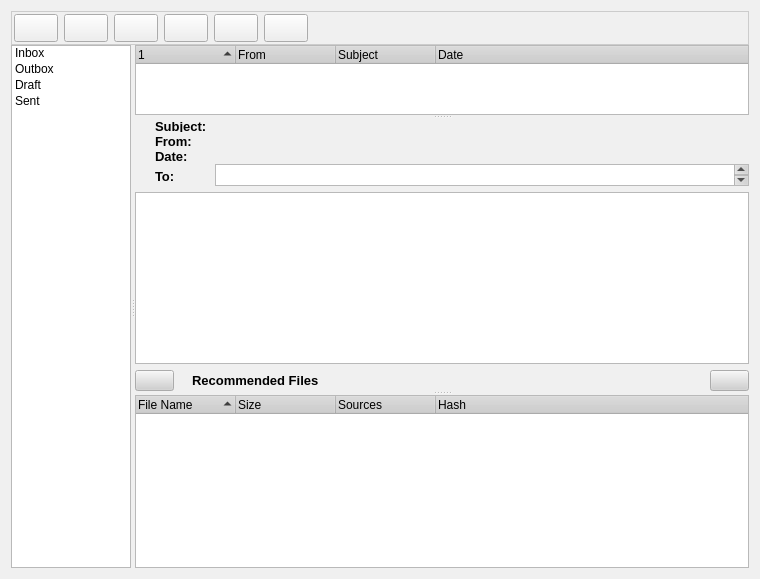
Qt form retroshare-gui/src/gui/MessagesDialog.ui (RetroShare/RetroShare) before a commit.
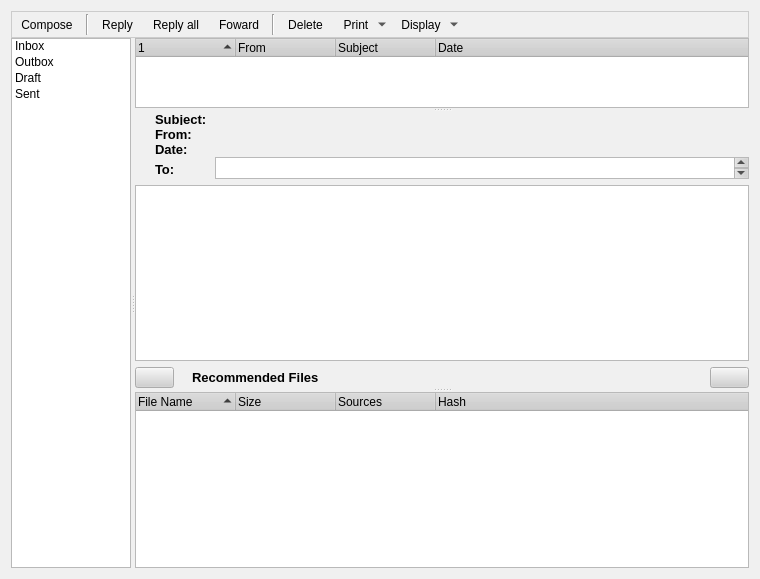
The same form after that commit. Icons and pictures are not drawn.

```diff
--- a/retroshare-gui/src/gui/MessagesDialog.ui
+++ b/retroshare-gui/src/gui/MessagesDialog.ui
@@ -511,6 +511,12 @@
    </property>
    <item row="0" column="0">
     <widget class="QFrame" name="frame">
+     <property name="minimumSize">
+      <size>
+       <width>0</width>
+       <height>0</height>
+      </size>
+     </property>
      <property name="styleSheet">
       <string notr="true">QFrame#frame{ 
 background-color: qlineargradient(x1:0, y1:0, x2:0, y2:1,
@@ -528,55 +534,37 @@
       <property name="margin">
        <number>2</number>
       </property>
-      <item row="0" column="0">
-       <widget class="QPushButton" name="newmessageButton">
-        <property name="minimumSize">
-         <size>
-          <width>44</width>
-          <height>28</height>
-         </size>
+      <item row="0" column="9">
+       <spacer>
+        <property name="orientation">
+         <enum>Qt::Horizontal</enum>
         </property>
-        <property name="maximumSize">
+        <property name="sizeHint" stdset="0">
          <size>
-          <width>28</width>
-          <height>28</height>
+          <width>529</width>
+          <height>20</height>
          </size>
         </property>
-        <property name="toolTip">
-         <string>&lt;html&gt;&lt;head&gt;&lt;meta name=&quot;qrichtext&quot; content=&quot;1&quot; /&gt;&lt;style type=&quot;text/css&quot;&gt;
-p, li { white-space: pre-wrap; }
-&lt;/style&gt;&lt;/head&gt;&lt;body style=&quot; font-family:'Arial'; font-size:8pt; font-weight:400; font-style:normal; text-decoration:none;&quot;&gt;
-&lt;p style=&quot; margin-top:0px; margin-bottom:0px; margin-left:0px; margin-right:0px; -qt-block-indent:0; text-indent:0px;&quot;&gt;New Message&lt;/p&gt;&lt;/body&gt;&lt;/html&gt;</string>
-        </property>
-        <property name="styleSheet">
-         <string notr="true"/>
-        </property>
-        <property name="text">
-         <string/>
-        </property>
-        <property name="iconSize">
-         <size>
-          <width>24</width>
-          <height>24</height>
-         </size>
-        </property>
-        <property name="default">
-         <bool>false</bool>
-        </property>
-       </widget>
+       </spacer>
       </item>
-      <item row="0" column="1">
-       <widget class="QPushButton" name="replymessageButton">
+      <item row="0" column="2">
+       <widget class="QToolButton" name="replymessageButton">
+        <property name="sizePolicy">
+         <sizepolicy hsizetype="Expanding" vsizetype="Expanding">
+          <horstretch>0</horstretch>
+          <verstretch>0</verstretch>
+         </sizepolicy>
+        </property>
         <property name="minimumSize">
          <size>
-          <width>44</width>
-          <height>28</height>
+          <width>0</width>
+          <height>0</height>
          </size>
         </property>
         <property name="maximumSize">
          <size>
-          <width>28</width>
-          <height>28</height>
+          <width>16777</width>
+          <height>16777</height>
          </size>
         </property>
         <property name="toolTip">
@@ -586,12 +574,10 @@
 &lt;p style=&quot; margin-top:0px; margin-bottom:0px; margin-left:0px; margin-right:0px; -qt-block-indent:0; text-indent:0px;&quot;&gt;reply to selected message&lt;/p&gt;&lt;/body&gt;&lt;/html&gt;</string>
         </property>
         <property name="styleSheet">
-         <string notr="true">
-
-</string>
+         <string notr="true"/>
         </property>
         <property name="text">
-         <string/>
+         <string>Reply</string>
         </property>
         <property name="iconSize">
          <size>
@@ -599,49 +585,34 @@
           <height>24</height>
          </size>
         </property>
-       </widget>
-      </item>
-      <item row="0" column="2">
-       <widget class="QPushButton" name="replyallmessageButton">
-        <property name="minimumSize">
-         <size>
-          <width>44</width>
-          <height>28</height>
-         </size>
+        <property name="toolButtonStyle">
+         <enum>Qt::ToolButtonIconOnly</enum>
         </property>
-        <property name="maximumSize">
-         <size>
-          <width>28</width>
-          <height>28</height>
-         </size>
-        </property>
-        <property name="text">
-         <string/>
-        </property>
-        <property name="iconSize">
-         <size>
-          <width>24</width>
-          <height>24</height>
-         </size>
+        <property name="autoRaise">
+         <bool>true</bool>
         </property>
        </widget>
       </item>
       <item row="0" column="3">
-       <widget class="QPushButton" name="forwardmessageButton">
+       <widget class="QToolButton" name="replyallmessageButton">
         <property name="minimumSize">
          <size>
-          <width>44</width>
-          <height>28</height>
+          <width>0</width>
+          <height>0</height>
          </size>
         </property>
         <property name="maximumSize">
          <size>
-          <width>28</width>
-          <height>28</height>
+          <width>16777</width>
+          <height>16777</height>
          </size>
         </property>
         <property name="text">
-         <string/>
+         <string>Reply all</string>
+        </property>
+        <property name="icon">
+         <iconset resource="images.qrc">
+          <normaloff>:/images/replymailall24-hover.png</normaloff>:/images/replymailall24-hover.png</iconset>
         </property>
         <property name="iconSize">
          <size>
@@ -649,20 +620,61 @@
           <height>24</height>
          </size>
         </property>
+        <property name="toolButtonStyle">
+         <enum>Qt::ToolButtonIconOnly</enum>
+        </property>
+        <property name="autoRaise">
+         <bool>true</bool>
+        </property>
        </widget>
       </item>
       <item row="0" column="4">
-       <widget class="QPushButton" name="removemessageButton">
+       <widget class="QToolButton" name="forwardmessageButton">
         <property name="minimumSize">
          <size>
-          <width>44</width>
-          <height>28</height>
+          <width>0</width>
+          <height>0</height>
          </size>
         </property>
         <property name="maximumSize">
          <size>
-          <width>28</width>
-          <height>28</height>
+          <width>16777</width>
+          <height>16777</height>
+         </size>
+        </property>
+        <property name="text">
+         <string>Foward</string>
+        </property>
+        <property name="icon">
+         <iconset resource="images.qrc">
+          <normaloff>:/images/mailforward24-hover.png</normaloff>:/images/mailforward24-hover.png</iconset>
+        </property>
+        <property name="iconSize">
+         <size>
+          <width>24</width>
+          <height>24</height>
+         </size>
+        </property>
+        <property name="toolButtonStyle">
+         <enum>Qt::ToolButtonIconOnly</enum>
+        </property>
+        <property name="autoRaise">
+         <bool>true</bool>
+        </property>
+       </widget>
+      </item>
+      <item row="0" column="6">
+       <widget class="QToolButton" name="removemessageButton">
+        <property name="minimumSize">
+         <size>
+          <width>0</width>
+          <height>0</height>
+         </size>
+        </property>
+        <property name="maximumSize">
+         <size>
+          <width>16777</width>
+          <height>16777</height>
          </size>
         </property>
         <property name="toolTip">
@@ -675,38 +687,106 @@
          <string notr="true"/>
         </property>
         <property name="text">
-         <string/>
+         <string>Delete</string>
         </property>
         <property name="iconSize">
          <size>
           <width>24</width>
           <height>24</height>
          </size>
+        </property>
+        <property name="toolButtonStyle">
+         <enum>Qt::ToolButtonIconOnly</enum>
+        </property>
+        <property name="autoRaise">
+         <bool>true</bool>
+        </property>
+       </widget>
+      </item>
+      <item row="0" column="0">
+       <widget class="QToolButton" name="newmessageButton">
+        <property name="minimumSize">
+         <size>
+          <width>0</width>
+          <height>0</height>
+         </size>
+        </property>
+        <property name="maximumSize">
+         <size>
+          <width>167777</width>
+          <height>167777</height>
+         </size>
+        </property>
+        <property name="toolTip">
+         <string>&lt;html&gt;&lt;head&gt;&lt;meta name=&quot;qrichtext&quot; content=&quot;1&quot; /&gt;&lt;style type=&quot;text/css&quot;&gt;
+p, li { white-space: pre-wrap; }
+&lt;/style&gt;&lt;/head&gt;&lt;body style=&quot; font-family:'Arial'; font-size:8pt; font-weight:400; font-style:normal; text-decoration:none;&quot;&gt;
+&lt;p style=&quot; margin-top:0px; margin-bottom:0px; margin-left:0px; margin-right:0px; -qt-block-indent:0; text-indent:0px;&quot;&gt;New Message&lt;/p&gt;&lt;/body&gt;&lt;/html&gt;</string>
+        </property>
+        <property name="styleSheet">
+         <string notr="true"/>
+        </property>
+        <property name="text">
+         <string>Compose</string>
+        </property>
+        <property name="icon">
+         <iconset resource="images.qrc">
+          <normaloff>:/images/folder-draft24.png</normaloff>:/images/folder-draft24.png</iconset>
+        </property>
+        <property name="iconSize">
+         <size>
+          <width>24</width>
+          <height>24</height>
+         </size>
+        </property>
+        <property name="toolButtonStyle">
+         <enum>Qt::ToolButtonIconOnly</enum>
+        </property>
+        <property name="autoRaise">
+         <bool>true</bool>
+        </property>
+       </widget>
+      </item>
+      <item row="0" column="1">
+       <widget class="Line" name="line">
+        <property name="orientation">
+         <enum>Qt::Vertical</enum>
         </property>
        </widget>
       </item>
       <item row="0" column="5">
-       <widget class="QPushButton" name="printbutton">
+       <widget class="Line" name="line_2">
+        <property name="orientation">
+         <enum>Qt::Vertical</enum>
+        </property>
+       </widget>
+      </item>
+      <item row="0" column="7">
+       <widget class="QToolButton" name="printbutton">
         <property name="sizePolicy">
-         <sizepolicy hsizetype="Minimum" vsizetype="Fixed">
+         <sizepolicy hsizetype="Expanding" vsizetype="Expanding">
           <horstretch>0</horstretch>
           <verstretch>0</verstretch>
          </sizepolicy>
         </property>
         <property name="minimumSize">
          <size>
-          <width>44</width>
-          <height>28</height>
+          <width>0</width>
+          <height>0</height>
          </size>
         </property>
         <property name="maximumSize">
          <size>
-          <width>28</width>
-          <height>28</height>
+          <width>16777</width>
+          <height>16777</height>
          </size>
         </property>
         <property name="text">
-         <string/>
+         <string>Print</string>
+        </property>
+        <property name="icon">
+         <iconset resource="images.qrc">
+          <normaloff>:/images/print24.png</normaloff>:/images/print24.png</iconset>
         </property>
         <property name="iconSize">
          <size>
@@ -714,20 +794,45 @@
           <height>24</height>
          </size>
         </property>
+        <property name="popupMode">
+         <enum>QToolButton::MenuButtonPopup</enum>
+        </property>
+        <property name="toolButtonStyle">
+         <enum>Qt::ToolButtonIconOnly</enum>
+        </property>
+        <property name="autoRaise">
+         <bool>true</bool>
+        </property>
        </widget>
       </item>
-      <item row="0" column="6">
-       <spacer>
-        <property name="orientation">
-         <enum>Qt::Horizontal</enum>
+      <item row="0" column="8">
+       <widget class="QToolButton" name="viewtoolButton">
+        <property name="sizePolicy">
+         <sizepolicy hsizetype="Expanding" vsizetype="Expanding">
+          <horstretch>0</horstretch>
+          <verstretch>0</verstretch>
+         </sizepolicy>
         </property>
-        <property name="sizeHint" stdset="0">
+        <property name="text">
+         <string>Display</string>
+        </property>
+        <property name="icon">
+         <iconset resource="images.qrc">
+          <normaloff>:/images/looknfeel.png</normaloff>:/images/looknfeel.png</iconset>
+        </property>
+        <property name="iconSize">
          <size>
-          <width>529</width>
-          <height>20</height>
+          <width>24</width>
+          <height>24</height>
          </size>
         </property>
-       </spacer>
+        <property name="popupMode">
+         <enum>QToolButton::MenuButtonPopup</enum>
+        </property>
+        <property name="autoRaise">
+         <bool>true</bool>
+        </property>
+       </widget>
       </item>
      </layout>
     </widget>
```
Left out of the diff: 32 changed lines with no effect on the pictures.
